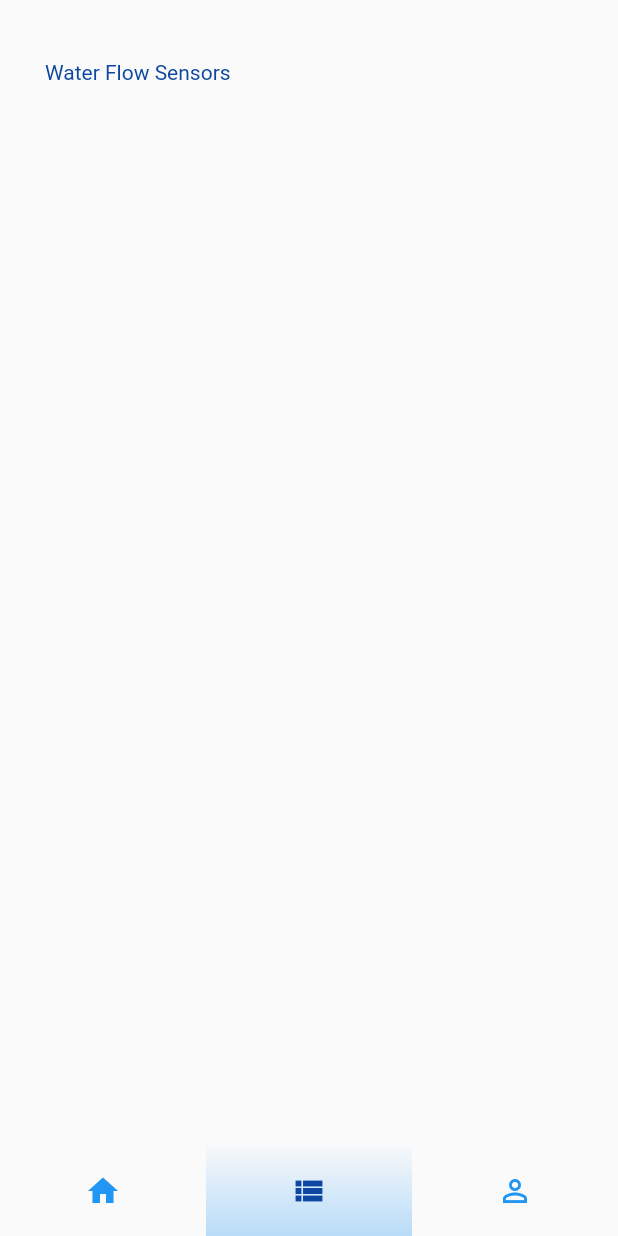
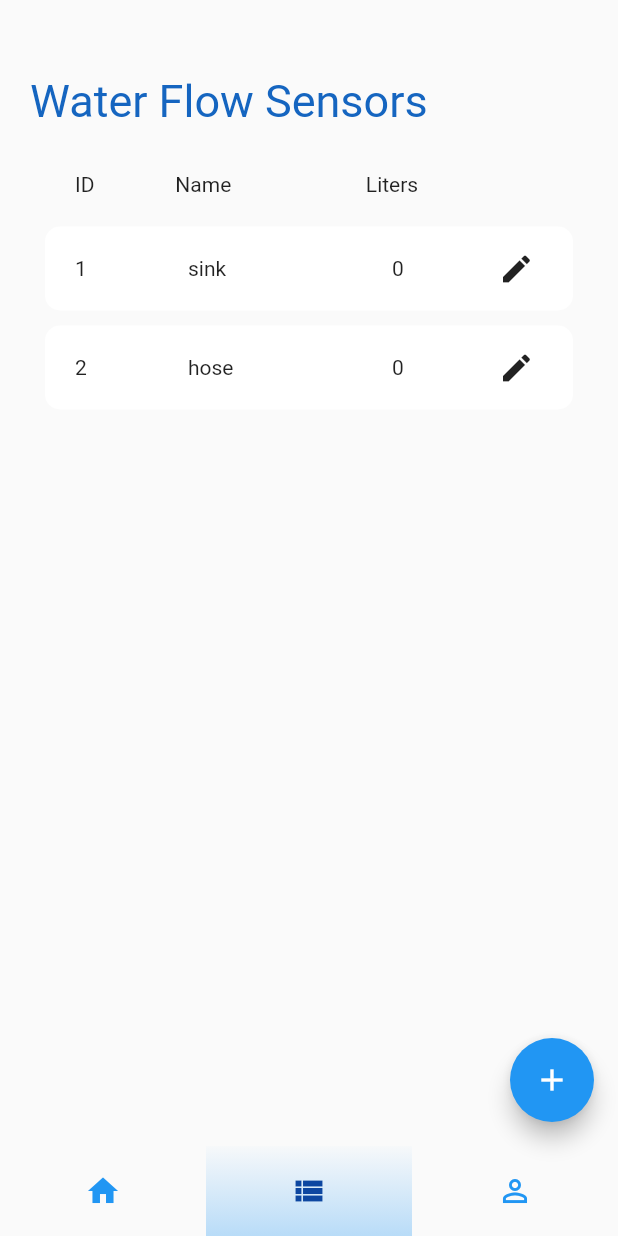
Before and after one commit to aavaSapkota/water_wheel, a Flutter app: the WaterSensorManger screen opened by its route, on a phone screen of 412 x 824 dp. Run offline on Flutter 3.47's test engine with Material 2 defaults, Android fonts, the phone set to English and light mode, and no system bars; our stand-ins replace flutter_svg, simple_shadow; Roboto replaces fonts that are missing (MainTitleFont).

Commit message:
water sensor screen frontend done

```diff
--- /dev/null
+++ b/lib/dataClasses/User.dart
@@ -0,0 +1,37 @@
+import 'package:water_wheel/dataClasses/WaterSensor.dart';
+
+import 'WaterSensor.dart';
+
+
+class User {
+  int totalWaterUsed = 0;
+  int id =0;
+  String name ="";
+  List<WaterSensor> sensors = [];
+
+  User(int id, String name){
+    this.id = id;
+    this.name = name;
+  }
+
+  int getWaterUsed (){
+    return totalWaterUsed;
+  }
+
+  int getId (){
+    return id;
+  }
+
+  String getName(){
+    return name;
+  }
+
+  List<WaterSensor> getWaterSensors (){
+    return sensors;
+  }
+
+  void addWaterSensor(WaterSensor sensor){
+    sensors.add(sensor);
+  }
+
+}
--- a/lib/dataClasses/WaterSensor.dart
+++ b/lib/dataClasses/WaterSensor.dart
@@ -2,10 +2,12 @@
 class WaterSensor {
   int waterused = 0;
   int id =0;
+  String name ="";
 
-  WaterSensor(int id){
+  WaterSensor(int id, String name){
     waterused =0;
     this.id = id;
+    this.name = name;
   }
 
   int getWaterused (){
@@ -15,4 +17,8 @@ class WaterSensor {
   int getId (){
     return id;
   }
+
+  String getName(){
+    return name;
+  }
 }
--- a/lib/pages/WaterSensorManager.dart
+++ b/lib/pages/WaterSensorManager.dart
@@ -12,7 +12,7 @@ class WaterSensorManger extends StatefulWidget {
 class _WaterSensorMangerState extends State<WaterSensorManger> {
 
   List<WaterSensor> sensors = [
-    WaterSensor(0), WaterSensor(1)
+    WaterSensor(1,"sink"), WaterSensor(2, "hose")
   ];
   int _selectedItemIndex = 1;
 
@@ -22,19 +22,117 @@ class _WaterSensorMangerState extends State<WaterSensorManger> {
 
     return Scaffold(
       body:SafeArea(
-        child: Padding(
-          padding: EdgeInsets.fromLTRB(30, 40, 30, 0),
+        child: Center(
           child: Column(
+            crossAxisAlignment: CrossAxisAlignment.start,
             children: [
-              Text(
-                'Water Flow Sensors',
-                style: TextStyle(
-                  color: Colors.blue[900]
+              Container(
+                margin: EdgeInsets.fromLTRB(20,50,20,10),
+
+                child: Text(
+                  'Water Flow Sensors',
+                  style: TextStyle(
+                    color: Colors.blue[800],
+                    fontFamily: "MainTitleFont",
+                    fontSize: 30,
+                  ),
                 ),
               ),
+              Column(
+                children: [
+                  Container(
+                    margin: EdgeInsets.fromLTRB(30,10,30,0),
+                    padding: EdgeInsets.fromLTRB(10, 0, 10, 0),
+
+                    child: Row(
+                        children: [
+                          Expanded(
+                            flex: 1,
+                            child: Container(
+                                padding: EdgeInsets.all(10),
+                                child: Text("ID")
+                            ),
+                          ),
+                          Expanded(
+                            flex: 4,
+                            child: Container(
+                                padding: EdgeInsets.fromLTRB(40, 0, 0, 0),
+                                child: Text(
+                                  "Name"
+                                )
+                            ),
+                          ),
+                          Expanded(
+                            flex: 2,
+                            child: Container(
+                              child: Text("Liters ", textAlign:TextAlign.center),
+                            ),
+                          ),
+                          Expanded(
+                            flex: 2,
+                            child: Container(
+                              child: Text(" "),
+                            ),
+                          ),
+                        ]
+                    ),
+                  )
+                ]
+              ),
+              Column(
+                children: sensors.map((sensor){
+                  return Container(
+                      margin: EdgeInsets.fromLTRB(30,10,30,0),
+                      padding: EdgeInsets.all(10.0),
+                      decoration: BoxDecoration(
+                        borderRadius: BorderRadius.all(Radius.circular(10)),
+                        color: Colors.white,
+                      ),
+                      child: Row(
+                          children: [
+                            Expanded(
+                              flex: 1,
+                              child: Container(
+                                  padding: EdgeInsets.all(10),
+                                  child: Text(sensor.getId().toString())
+                              ),
+                            ),
+                            Expanded(
+                              flex: 3,
+                              child: Container(
+                                padding: EdgeInsets.fromLTRB(30, 0, 0, 0),
+                                  child: Text(
+                                    sensor.getName(),
+                                  )
+                              ),
+                            ),
+                            Expanded(
+                              flex: 1,
+                              child: Container(
+                                  child: Text(sensor.getWaterused().toString())
+                              ),
+                            ),
+                            Expanded(
+                              flex: 1,
+                              child: Container(
+                                  child: Icon(Icons.edit),
+                              ),
+                            ),
+                          ]
+                      ),
+                  );
+                }).toList(),
+              )
             ],
           ),
-        ),
+        )
+      ),
+      floatingActionButton: FloatingActionButton(
+        onPressed: (){
+
+        },
+        tooltip: 'Increment',
+        child: Icon(Icons.add),
       ),
       bottomNavigationBar: Row(
         children: [
```
Also changed, not shown: lib/pages/AddWaterSensor.dart (added), 1 other file.
